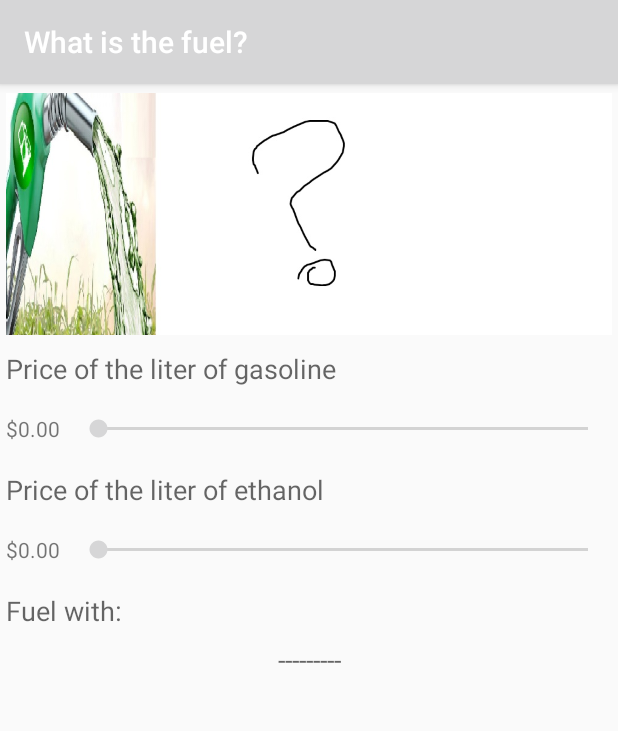
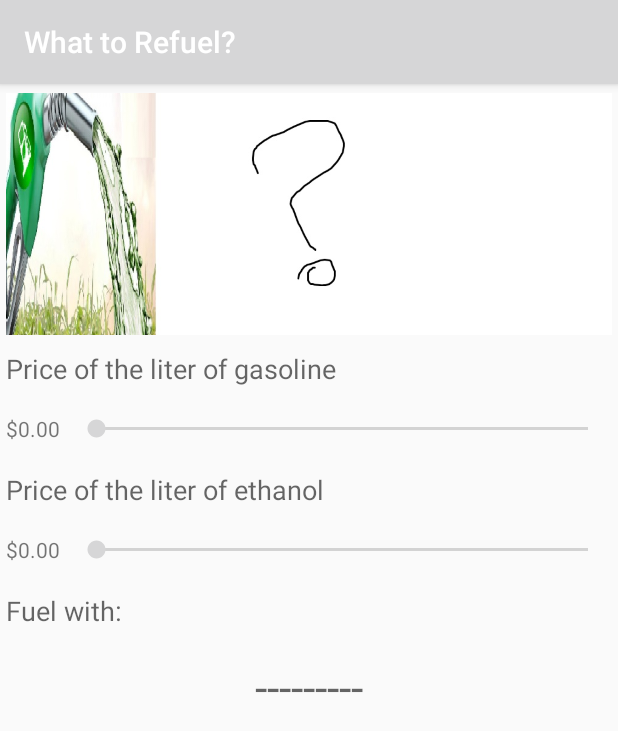
Before and after one commit to igorerik/Qualocombustvel, an Android app: the screen it shows after launch (MainActivity), on a phone screen of 412 x 824 dp. Shown: the top 731 px of the screen. Run offline under Robolectric (Android 15) with nearby library versions, the phone set to English and light mode, and no system bars.

Commit message:
Terceira Versao

```diff
--- a/app/src/main/java/com/example/alunofatec_local/qualocombustvel/MainActivity.java
+++ b/app/src/main/java/com/example/alunofatec_local/qualocombustvel/MainActivity.java
@@ -20,8 +20,8 @@ public class MainActivity extends AppCompatActivity {
     private ImageView image_resultado;
 
     private double resultado;
-    private double preco_gasolina =  25;
-    private double preco_alcool =  15;
+    private double preco_gasolina =  0;
+    private double preco_alcool =  0;
 
     @Override
     protected void onCreate(Bundle savedInstanceState) {
@@ -43,16 +43,16 @@ public class MainActivity extends AppCompatActivity {
         seekBar_alcool.setOnSeekBarChangeListener(new ObservadorDaSeekBar());
     }
 
-
     private class ObservadorDaSeekBar implements SeekBar.OnSeekBarChangeListener{
 
         @Override
         public void onProgressChanged(SeekBar seekBar, int progress, boolean fromUser) {
-            if (seekBar.getId() == R.id.seekBar_alcool){
+            if (seekBar.getId() == R.id.seekBar_alcool) {
                 texto_preco_alcool.setText(currencyFormat.format(progress));
-                preco_alcool = progress/100.0;
+                preco_alcool = progress / 100.0;
                 texto_preco_alcool.setText(currencyFormat.format(preco_alcool));
-            } else {
+            }
+            if (seekBar.getId() == R.id.seekBar_gasolina) {
                 texto_preco_gasolina.setText(currencyFormat.format(progress));
                 preco_gasolina = progress/100.0;
                 texto_preco_gasolina.setText(currencyFormat.format(preco_gasolina));
--- a/app/src/main/res/layout/activity_main.xml
+++ b/app/src/main/res/layout/activity_main.xml
@@ -42,8 +42,9 @@
         android:layout_width="wrap_content"
         android:layout_height="@dimen/seekbar_height"
         android:layout_gravity="fill_horizontal"
+        android:min="0"
         android:max="5000"
-        android:progress="25" />
+        android:progress="1" />
 
     <TextView
         android:id="@+id/texto_alcool"
@@ -66,8 +67,9 @@
         android:layout_width="wrap_content"
         android:layout_height="@dimen/seekbar_height"
         android:layout_gravity="fill_horizontal"
-        android:max="3000"
-        android:progress="15" />
+        android:min="0"
+        android:max="5000"
+        android:progress="1" />
 
     <TextView
         android:id="@+id/texto_abasteca_com"
@@ -87,19 +89,10 @@
         android:layout_columnSpan="2"
         android:layout_gravity="fill_horizontal"
         android:gravity="center"
+        android:paddingTop="@dimen/texto_resltado_paddingtop"
         android:text="@string/texto_resultado"
-        android:textAppearance="@style/TextAppearance.AppCompat.Medium" />
+        android:textAppearance="@style/TextAppearance.AppCompat.Medium"
+        android:textSize="@dimen/texto_resultado" />
 
 
 </GridLayout>
-
-<!--
- xmlns:android="http://schemas.android.com/apk/res/android"
-    xmlns:tools="http://schemas.android.com/tools"
-    android:layout_width="match_parent"
-    android:layout_height="match_parent"
-    tools:context=".MainActivity"
-    android:columnCount="2"
-    android:rowCount="4"
-    android:useDefaultMargins="true">
- -->
--- a/app/src/main/res/values/dimens.xml
+++ b/app/src/main/res/values/dimens.xml
@@ -1,4 +1,6 @@
 <?xml version="1.0" encoding="utf-8"?>
 <resources>
     <dimen name="seekbar_height">40dp</dimen>
+    <dimen name="texto_resultado">30dp</dimen>
+    <dimen name="texto_resltado_paddingtop">10dp</dimen>
 </resources>
--- a/app/src/main/res/values/strings.xml
+++ b/app/src/main/res/values/strings.xml
@@ -1,5 +1,5 @@
 <resources>
-    <string name="app_name">What is the fuel?</string>
+    <string name="app_name">What to Refuel?</string>
     <string name="texto_gasolina">Price of the liter of gasoline</string>
     <string name="texto_alcool">Price of the liter of ethanol</string>
     <string name="texto_preco_gasolina">25</string>
```
Also changed, not shown: 6 other files.
